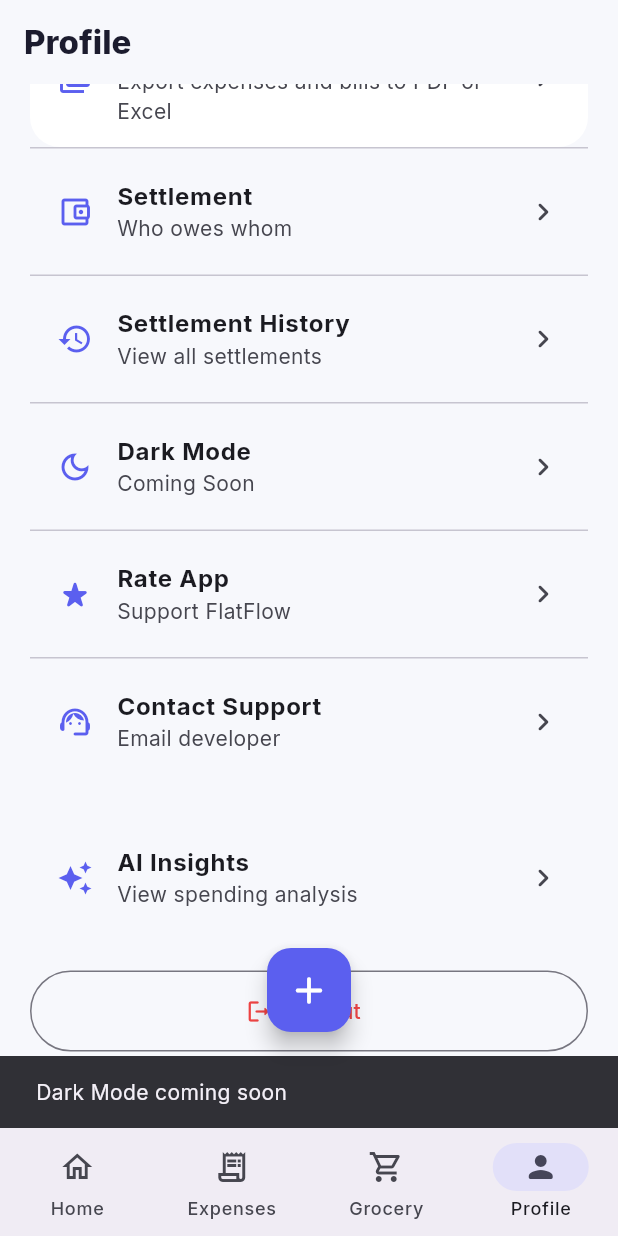
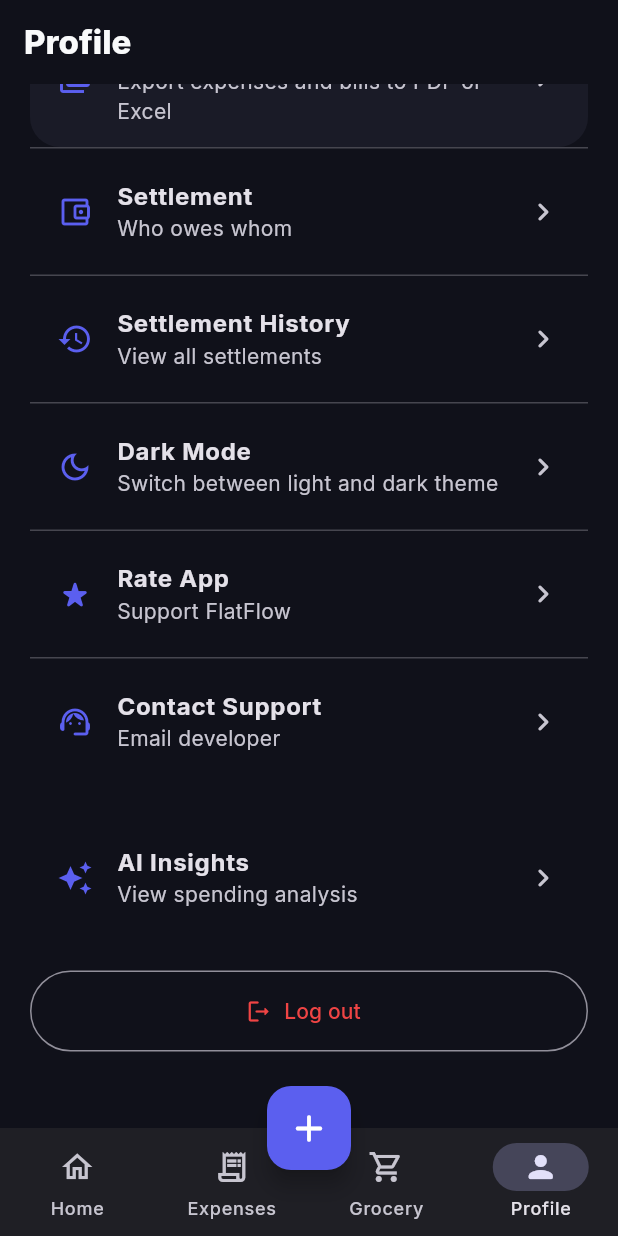
Before and after one commit to ankitbhardwaj2710/flatflow, a Flutter app: the ProfileScreen screen opened by its route, scrolled down 576 dp, after a tap on "Dark Mode", on a phone screen of 412 x 824 dp. Run offline on Flutter 3.47's test engine with Material 3 defaults, Android fonts, the phone set to English and light mode, and no system bars; our stand-ins replace cloud_firestore, firebase_auth, firebase_core, fl_chart, flutter_local_notifications, flutter_riverpod and 6 more; missing offline and left inert: excel; accounts and stored records are empty.

Commit message:
feat: implement theme mode provider and update app theme handling feat: add notification functionality for bill and expense updates feat: integrate shared_preferences package for persistent storage

```diff
--- a/lib/app.dart
+++ b/lib/app.dart
@@ -1,20 +1,23 @@
 import 'package:flutter/material.dart';
-
+import 'package:flutter_riverpod/flutter_riverpod.dart';
+import 'core/theme/theme_provider.dart';
 import 'core/constants/app_constants.dart';
 import 'core/theme/app_theme.dart';
 import 'routing/app_router.dart';
 
-class FlatFlowApp extends StatelessWidget {
+class FlatFlowApp extends ConsumerWidget {
   const FlatFlowApp({super.key});
 
   @override
-  Widget build(BuildContext context) {
+  Widget build(BuildContext context, WidgetRef ref) {
+    final themeMode = ref.watch(themeModeProvider);
+
     return MaterialApp.router(
       title: AppConstants.appName,
       debugShowCheckedModeBanner: false,
       theme: AppTheme.lightTheme,
       darkTheme: AppTheme.darkTheme,
-      themeMode: ThemeMode.system,
+      themeMode: themeMode,
       routerConfig: appRouter,
     );
   }
--- /dev/null
+++ b/lib/core/theme/theme_provider.dart
@@ -0,0 +1,24 @@
+import 'package:flutter/material.dart';
+import 'package:flutter_riverpod/flutter_riverpod.dart';
+
+final themeModeProvider =
+    NotifierProvider<ThemeModeNotifier, ThemeMode>(
+  ThemeModeNotifier.new,
+);
+
+class ThemeModeNotifier extends Notifier<ThemeMode> {
+  @override
+  ThemeMode build() {
+    return ThemeMode.system;
+  }
+
+  void setTheme(ThemeMode mode) {
+    state = mode;
+  }
+
+  void toggleDarkMode() {
+    state = state == ThemeMode.dark
+        ? ThemeMode.light
+        : ThemeMode.dark;
+  }
+}
--- a/lib/features/bills/repositories/bill_repository.dart
+++ b/lib/features/bills/repositories/bill_repository.dart
@@ -136,6 +136,12 @@ await NotificationService.instance.showInstantNotification(
   title: 'Test Notification',
   body: 'Instant notification works',
 );
+await _notificationRepository.addNotification(
+  type: 'bill',
+  title: 'Bill Updated',
+  description:
+      '$title • ₹${amount.toStringAsFixed(2)}',
+);
   }
 
  Future<void> togglePaid({
--- a/lib/features/expenses/repositories/expense_repository.dart
+++ b/lib/features/expenses/repositories/expense_repository.dart
@@ -140,6 +140,12 @@ class ExpenseRepository {
           'note': note.trim(),
           'updatedAt': FieldValue.serverTimestamp(),
         });
+        await _notificationRepository.addNotification(
+  type: 'expense',
+  title: 'Expense Updated',
+  description:
+      '$title • ₹${amount.toStringAsFixed(2)}',
+);
   }
 
   Stream<List<ExpenseModel>> watchExpenses() async* {
--- a/lib/features/profile/screens/profile_screen.dart
+++ b/lib/features/profile/screens/profile_screen.dart
@@ -2,7 +2,7 @@ import 'package:flutter/material.dart';
 import 'package:flutter/services.dart';
 import 'package:flutter_riverpod/flutter_riverpod.dart';
 import 'package:go_router/go_router.dart';
-
+import '../../../core/theme/theme_provider.dart';
 import '../../../core/theme/app_colors.dart';
 import '../../auth/providers/auth_provider.dart';
 import '../../home/providers/home_provider.dart';
@@ -438,13 +438,21 @@ const Divider(height: 1),
 _SettingsTile(
   icon: Icons.dark_mode_outlined,
   title: 'Dark Mode',
-  subtitle: 'Coming Soon',
+  subtitle: 'Switch between light and dark theme',
   onTap: () {
-    ScaffoldMessenger.of(context).showSnackBar(
-      const SnackBar(
-        content: Text('Dark Mode coming soon'),
-      ),
-    );
+    final currentMode =
+        ref.read(themeModeProvider);
+
+    final isDark =
+        currentMode == ThemeMode.dark;
+
+    ref
+        .read(themeModeProvider.notifier)
+        .setTheme(
+          isDark
+              ? ThemeMode.light
+              : ThemeMode.dark,
+        );
   },
 ),
 
--- a/pubspec.yaml
+++ b/pubspec.yaml
@@ -50,6 +50,7 @@ dependencies:
   path_provider: ^2.1.5
   share_plus: ^12.0.0
   url_launcher: ^6.3.2
+  shared_preferences: ^2.5.5
 
 dev_dependencies:
   flutter_test:
```
Also changed, not shown: pubspec.lock, 1 other file.
